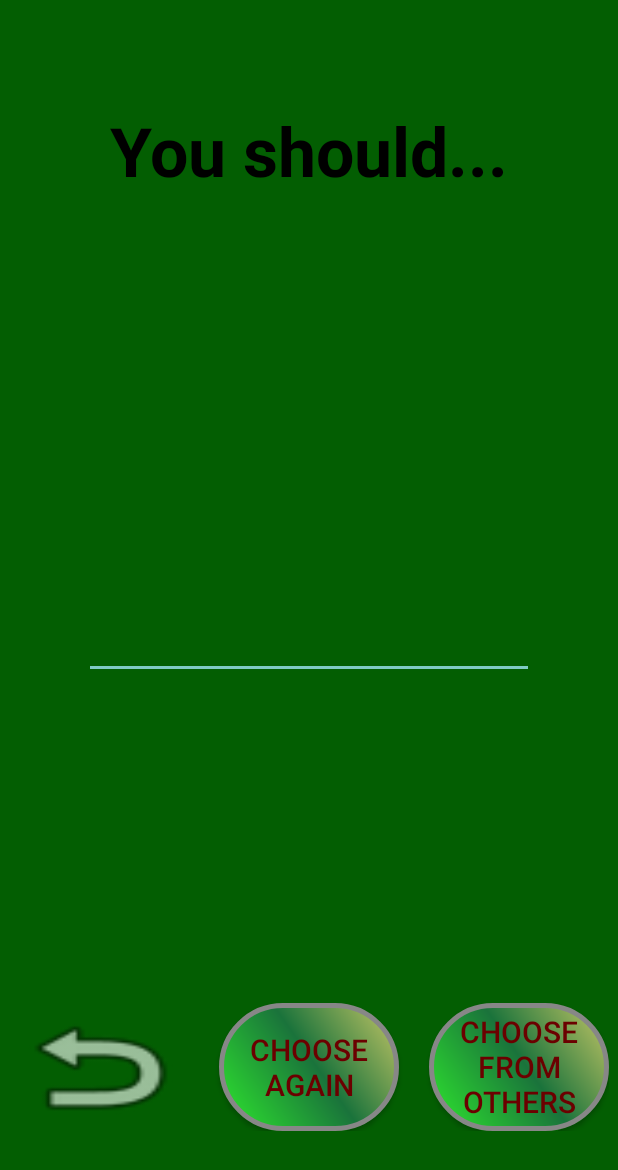
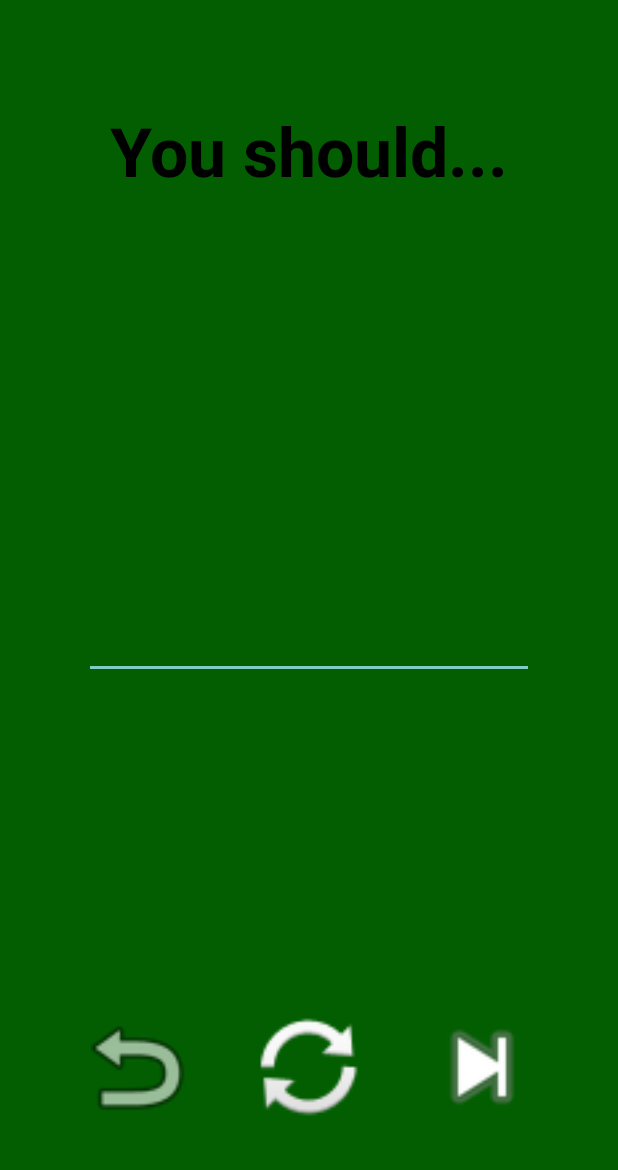
Before and after one commit to LaunDan/Chooser, an Android app: the ChooserActivity screen opened directly, with no data from a screen before it, on a phone screen of 412 x 824 dp. Shown: the top 1170 px of the screen. Run offline under Robolectric (Android 15) with nearby library versions, the phone set to English and light mode, and no system bars; 4 statements that could not run were skipped.

Commit message:
change text for buttons

```diff
--- a/chooser/app/src/main/res/layout/activity_chooser.xml
+++ b/chooser/app/src/main/res/layout/activity_chooser.xml
@@ -52,47 +52,41 @@
 
         <Button
             android:id="@+id/back"
-            android:layout_width="120dp"
+            android:layout_width="85dp"
             android:layout_height="85dp"
             android:layout_gravity="left"
             android:layout_weight="1"
             android:background="@android:drawable/ic_menu_revert"
             android:onClick="finish"
             android:textColor="#6B0000"
-            android:textSize="20dp"
             tools:ignore="ButtonStyle" />
 
         <Space
-            android:layout_width="20dp"
+            android:layout_width="30dp"
             android:layout_height="wrap_content"
             android:layout_weight="1" />
 
         <Button
             android:id="@+id/chooseAgain"
-            android:layout_width="120dp"
+            android:layout_width="85dp"
             android:layout_height="85dp"
             android:layout_gravity="right"
             android:layout_marginBottom="96dp"
-            android:background="@drawable/buttonshape"
+            android:background="@android:drawable/ic_popup_sync"
             android:onClick="chooseAgain"
-            android:text="Choose again"
-            android:textColor="#6B0000"
-            android:textSize="20dp"
-             />
+            android:textColor="#6B0000" />
 
         <Space
-            android:layout_width="20dp"
+            android:layout_width="30dp"
             android:layout_height="wrap_content"
             android:layout_weight="1" />
 
         <Button
             android:id="@+id/button2"
-            android:layout_width="120dp"
+            android:layout_width="85dp"
             android:layout_height="85dp"
-            android:background="@drawable/buttonshape"
-            android:text="choose from others"
-            android:textColor="#6B0000"
-            android:textSize="20dp"
-            android:onClick="chooseFromOthers"/>
+            android:background="@android:drawable/ic_media_next"
+            android:onClick="chooseFromOthers"
+            android:textColor="#6B0000" />
     </LinearLayout>
 </androidx.constraintlayout.widget.ConstraintLayout>
```
